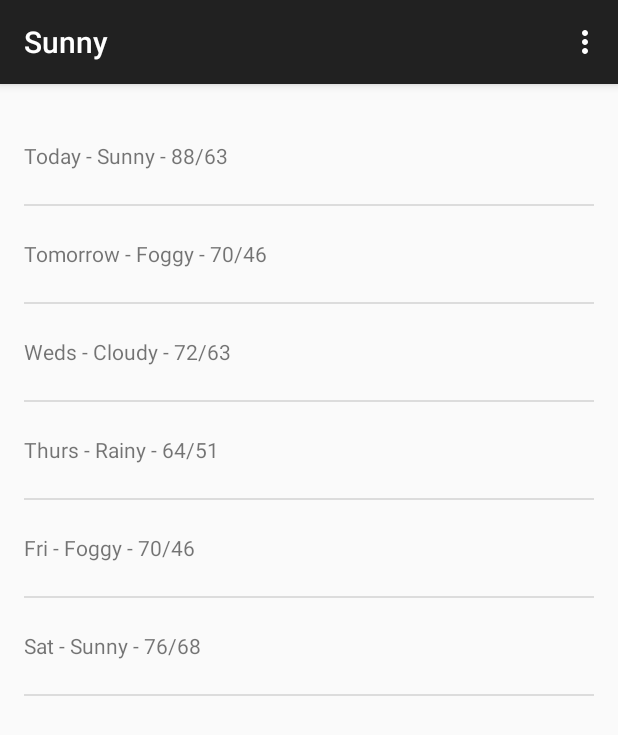
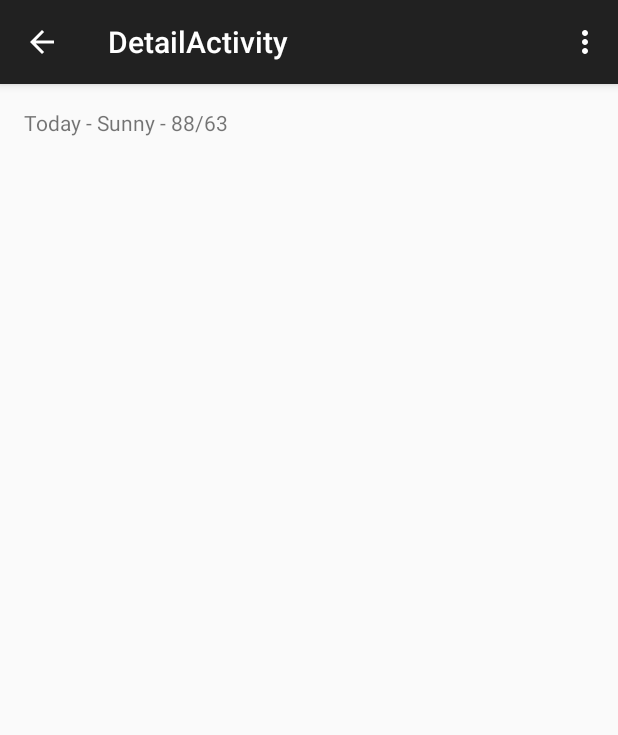
Before and after one commit to nazmy/Sunny-Android, an Android app: the screen it shows after launch (MainActivity before the commit, DetailActivity after it), after a tap on "Today - Sunny - 88/63", on a phone screen of 412 x 824 dp. Shown: the top 735 px of the screen. Run offline under Robolectric (Android 15) with nearby library versions, the phone set to English and light mode, and no system bars.

Commit message:
- Create Detail Activity - Create Intent to Store Extra Text and Start Detail Activity - Get Intent Extra Text and Display in Detail Activity Text View

```diff
--- a/app/src/main/AndroidManifest.xml
+++ b/app/src/main/AndroidManifest.xml
@@ -17,6 +17,12 @@
                 <category android:name="android.intent.category.LAUNCHER" />
             </intent-filter>
         </activity>
+        <activity android:name="com.android.nazmy.sunny.app.DetailActivity"
+            android:label="@string/title_activity_detail"
+            android:parentActivityName="com.android.nazmy.sunny.app.MainActivity">
+            <meta-data android:name="android.support.PARENT_ACTIVITY"
+                android:value="com.android.nazmy.sunny.app.MainActivity" />
+        </activity>
     </application>
 
     <uses-permission android:name="android.permission.INTERNET" />
--- /dev/null
+++ b/app/src/main/java/com/android/nazmy/sunny/app/DetailActivity.java
@@ -0,0 +1,69 @@
+package com.android.nazmy.sunny.app;
+
+import android.content.Intent;
+import android.os.Bundle;
+import android.support.v4.app.Fragment;
+import android.support.v7.app.ActionBarActivity;
+import android.view.LayoutInflater;
+import android.view.Menu;
+import android.view.MenuItem;
+import android.view.View;
+import android.view.ViewGroup;
+import android.widget.TextView;
+
+public class DetailActivity extends ActionBarActivity {
+
+    @Override
+    protected void onCreate(Bundle savedInstanceState) {
+        super.onCreate(savedInstanceState);
+        setContentView(R.layout.activity_detail);
+        if (savedInstanceState == null) {
+            getSupportFragmentManager().beginTransaction()
+                    .add(R.id.container, new PlaceholderFragment())
+                    .commit();
+        }
+
+    }
+
+
+    @Override
+    public boolean onCreateOptionsMenu(Menu menu) {
+        // Inflate the menu; this adds items to the action bar if it is present.
+        getMenuInflater().inflate(R.menu.detail, menu);
+        return true;
+    }
+
+    @Override
+    public boolean onOptionsItemSelected(MenuItem item) {
+        // Handle action bar item clicks here. The action bar will
+        // automatically handle clicks on the Home/Up button, so long
+        // as you specify a parent activity in AndroidManifest.xml.
+        int id = item.getItemId();
+        if (id == R.id.action_settings) {
+            return true;
+        }
+        return super.onOptionsItemSelected(item);
+    }
+
+    /**
+     * A placeholder fragment containing a simple view.
+     */
+    public static class PlaceholderFragment extends Fragment {
+
+        public PlaceholderFragment() {
+        }
+
+        @Override
+        public View onCreateView(LayoutInflater inflater, ViewGroup container,
+                Bundle savedInstanceState) {
+            Intent intent = getActivity().getIntent();
+            View rootView = inflater.inflate(R.layout.fragment_detail, container, false);
+            if (intent != null && intent.hasExtra(Intent.EXTRA_TEXT)) {
+                String forecastStr = intent.getStringExtra(Intent.EXTRA_TEXT);
+                ((TextView) rootView.findViewById(R.id.detail_forecast)).setText(forecastStr);
+
+            }
+            return rootView;
+        }
+    }
+}
--- a/app/src/main/java/com/android/nazmy/sunny/app/ForecastFragment.java
+++ b/app/src/main/java/com/android/nazmy/sunny/app/ForecastFragment.java
@@ -1,8 +1,7 @@
 package com.android.nazmy.sunny.app;
 
 
-
-import android.content.Context;
+import android.content.Intent;
 import android.net.Uri;
 import android.os.AsyncTask;
 import android.os.Bundle;
@@ -28,8 +27,6 @@ import java.io.IOException;
 import java.io.InputStream;
 import java.io.InputStreamReader;
 import java.net.HttpURLConnection;
-import java.net.URI;
-import java.net.URISyntaxException;
 import java.net.URL;
 import java.text.SimpleDateFormat;
 import java.util.ArrayList;
@@ -99,8 +96,11 @@ public class ForecastFragment extends Fragment {
         forecastListView.setOnItemClickListener(new AdapterView.OnItemClickListener() {
             @Override
             public void onItemClick(AdapterView<?> adapterView, View view, int i, long l) {
-                Toast weatherToast = Toast.makeText(getActivity(), mForecastAdapter.getItem(i), Toast.LENGTH_SHORT);
-                weatherToast.show();
+                String forecast = mForecastAdapter.getItem(i);
+                Intent intent = new Intent(getActivity(), DetailActivity.class);
+                intent.putExtra(Intent.EXTRA_TEXT, forecast);
+                startActivity(intent);
+
             }
         });
 
--- /dev/null
+++ b/app/src/main/res/layout/activity_detail.xml
@@ -0,0 +1,7 @@
+<FrameLayout xmlns:android="http://schemas.android.com/apk/res/android"
+    xmlns:tools="http://schemas.android.com/tools"
+    android:id="@+id/container"
+    android:layout_width="match_parent"
+    android:layout_height="match_parent"
+    tools:context="com.android.nazmy.sunny.app.DetailActivity"
+    tools:ignore="MergeRootFrame" />
--- /dev/null
+++ b/app/src/main/res/layout/fragment_detail.xml
@@ -0,0 +1,17 @@
+<RelativeLayout xmlns:android="http://schemas.android.com/apk/res/android"
+    xmlns:tools="http://schemas.android.com/tools"
+    android:layout_width="match_parent"
+    android:layout_height="match_parent"
+    android:paddingLeft="@dimen/activity_horizontal_margin"
+    android:paddingRight="@dimen/activity_horizontal_margin"
+    android:paddingTop="@dimen/activity_vertical_margin"
+    android:paddingBottom="@dimen/activity_vertical_margin"
+    tools:context="com.android.nazmy.sunny.app.DetailActivity$PlaceholderFragment">
+
+    <TextView
+        android:text="@string/hello_world"
+        android:layout_width="wrap_content"
+        android:layout_height="wrap_content"
+        android:id="@+id/detail_forecast"/>
+
+</RelativeLayout>
--- /dev/null
+++ b/app/src/main/res/menu/detail.xml
@@ -0,0 +1,9 @@
+<menu xmlns:android="http://schemas.android.com/apk/res/android"
+    xmlns:app="http://schemas.android.com/apk/res-auto"
+    xmlns:tools="http://schemas.android.com/tools"
+    tools:context="com.android.nazmy.sunny.app.DetailActivity" >
+    <item android:id="@+id/action_settings"
+        android:title="@string/action_settings"
+        android:orderInCategory="100"
+        app:showAsAction="never" />
+</menu>
--- a/app/src/main/res/values/strings.xml
+++ b/app/src/main/res/values/strings.xml
@@ -4,5 +4,7 @@
     <string name="app_name">Sunny</string>
     <string name="action_settings">Settings</string>
     <string name="action_refresh" translatable="false">Refresh</string>
+    <string name="title_activity_detail">DetailActivity</string>
+    <string name="hello_world">Hello world!</string>
 
 </resources>
```
